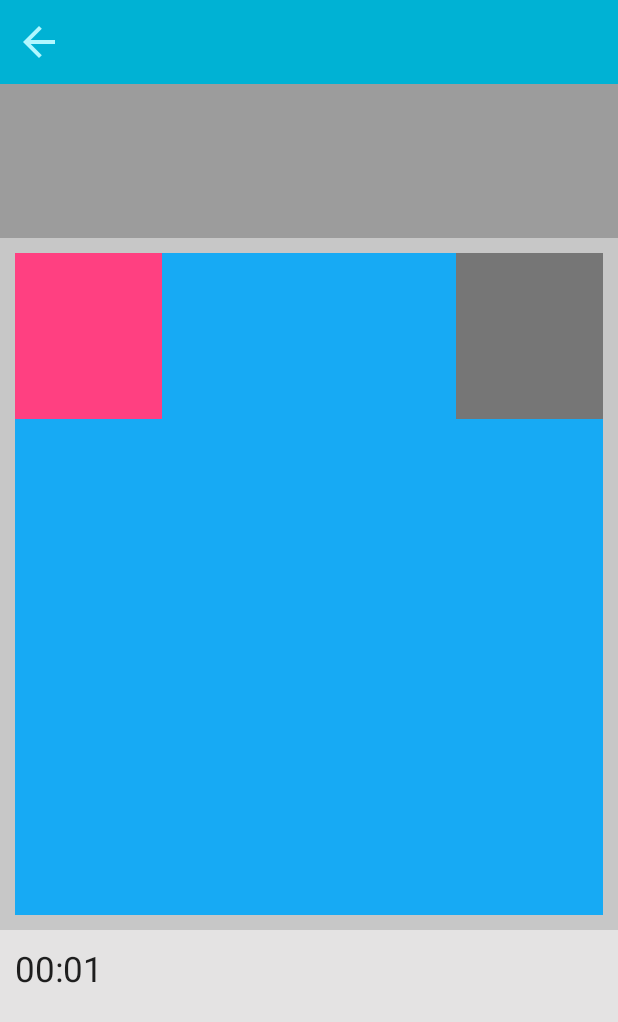
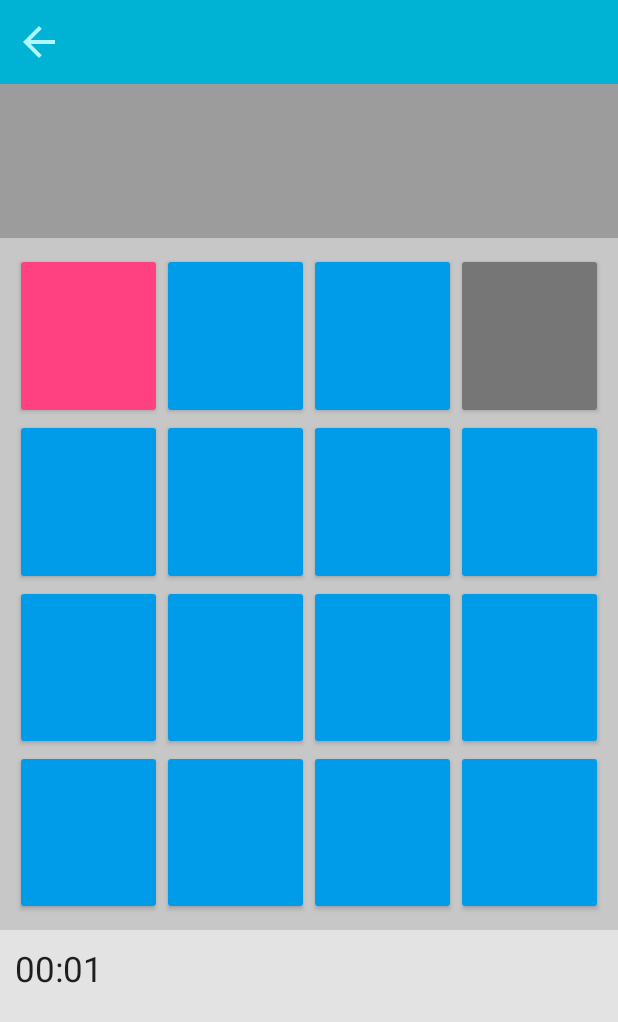
Before and after one commit to denisacosta97/GameL, an Android app: the screen it shows after launch (PlayZoneActivity), after a tap on "JUGAR", on a phone screen of 412 x 824 dp. Shown: the top 1022 px of the screen. Run offline under Robolectric (Android 15) with nearby library versions, the phone set to English and light mode, and no system bars.

Commit message:
Todo ordenado

```diff
--- a/app/src/main/AndroidManifest.xml
+++ b/app/src/main/AndroidManifest.xml
@@ -12,13 +12,13 @@
         <activity android:name=".Others.MainActivity">
 
         </activity>
-        <activity android:name=".PlayZoneActivity">
+        <activity android:name=".Activities.PlayZoneActivity">
 
         </activity>
         <activity android:name=".Others.DynamicActivity">
 
         </activity>
-        <activity android:name=".InicioActivity"
+        <activity android:name=".Activities.InicioActivity"
             android:theme="@style/Theme.AppCompat.Light.NoActionBar">
             <intent-filter>
                 <action android:name="android.intent.action.MAIN" />
--- a/app/src/main/java/com/denisacosta/lgame/InicioActivity.java
+++ b/app/src/main/java/com/denisacosta/lgame/Activities/InicioActivity.java
@@ -1,4 +1,4 @@
-package com.denisacosta.lgame;
+package com.denisacosta.lgame.Activities;
 
 import android.content.Intent;
 import android.os.Bundle;
@@ -7,11 +7,11 @@ import android.view.View;
 import android.widget.Button;
 import android.widget.EditText;
 
-import com.denisacosta.lgame.Others.DynamicActivity;
+import com.denisacosta.lgame.R;
 import com.denisacosta.lgame.Util.Util;
 
-/**
- * Created by Denis on 3/11/2017.
+/*
+Clase principal del juego
  */
 
 public class InicioActivity extends AppCompatActivity implements View.OnClickListener {
--- a/app/src/main/java/com/denisacosta/lgame/LevelActivity.java
+++ b/app/src/main/java/com/denisacosta/lgame/Activities/LevelActivity.java
@@ -1,22 +1,23 @@
-package com.denisacosta.lgame;
+package com.denisacosta.lgame.Activities;
 
 import android.content.Context;
 import android.os.Bundle;
 import android.support.v4.app.Fragment;
+import android.support.v7.widget.AppCompatButton;
 import android.view.LayoutInflater;
 import android.view.View;
 import android.view.ViewGroup;
-import android.widget.Button;
 import android.widget.LinearLayout;
 
 import com.denisacosta.lgame.Component.Casilleros;
 import com.denisacosta.lgame.Component.Coord;
 import com.denisacosta.lgame.Interface.LevelComunicate;
 import com.denisacosta.lgame.Interface.PlayZoneComunicate;
+import com.denisacosta.lgame.R;
 import com.denisacosta.lgame.Util.Util;
 
-/**
- * Created by Denis on 4/11/2017.
+/*
+Clase secundaria que se encargara de crear niveles
  */
 
 public class LevelActivity extends Fragment implements View.OnClickListener, PlayZoneComunicate {
@@ -27,6 +28,9 @@ public class LevelActivity extends Fragment implements View.OnClickListener, Pla
     public LevelActivity() {
     }
 
+    /*
+    Metodo que crea la vista general del Fragment LevelActivity
+     */
     @Override
     public View onCreateView(LayoutInflater inflater, ViewGroup container, Bundle savedInstanceState) {
 
@@ -43,11 +47,10 @@ public class LevelActivity extends Fragment implements View.OnClickListener, Pla
             int POSY = bundle.getInt(Util.POSY);
 
 
+            casilleros = new Casilleros(FILAS, COLUMNAS, POSX, POSY, getContext());
 
-            casilleros = new Casilleros(FILAS,COLUMNAS,POSX,POSY,getContext());
-
-            Button[][] buttons = new Button[casilleros.getFILAS()][casilleros.getCOLUMNAS()];
-            LinearLayout layoutVertical =  view.findViewById(R.id.llCasillero);
+            AppCompatButton[][] buttons = new AppCompatButton[casilleros.getFILAS()][casilleros.getCOLUMNAS()];
+            LinearLayout layoutVertical = view.findViewById(R.id.llCasillero);
             LinearLayout rowLayout = null;
 
 
@@ -60,8 +63,10 @@ public class LevelActivity extends Fragment implements View.OnClickListener, Pla
 
             for (int i = 0; i < casilleros.getFILAS(); i++) {
 
-                //Esto dice que por cada vez que se complete una fila
-                //baje a la siguiente
+                /*
+                Esto dice que por cada vez que se complete una fila
+                baje a la siguiente
+                */
                 if (count % casilleros.getCOLUMNAS() == 1) {
                     rowLayout = new LinearLayout(getContext());
                     rowLayout.setWeightSum(casilleros.getCOLUMNAS());
@@ -70,9 +75,13 @@ public class LevelActivity extends Fragment implements View.OnClickListener, Pla
                 }
 
                 for (int j = 0; j < casilleros.getCOLUMNAS(); j++) {
-                    buttons[i][j] = new Button(getContext());        //Crea el objeto Button
-                    buttons[i][j].setTag("" + i + j + "");                //Asigna un Tag al objeto
-                    rowLayout.addView(buttons[i][j], params);        //Los agrega a la vista
+                    /*
+                    Creacion dinamica de los botones, asignandole una
+                    etiqueta para ser reconocida en el stage
+                     */
+                    buttons[i][j] = new AppCompatButton(getContext());
+                    buttons[i][j].setTag("" + i + j + "");
+                    rowLayout.addView(buttons[i][j], params);
                 }
             }
 
@@ -89,35 +98,36 @@ public class LevelActivity extends Fragment implements View.OnClickListener, Pla
 
         }
 
+        //Estableciendo comunicacion del Nivel con el PlayZon
         levelComunicate.conectLevelconPlayZone(this);
 
         return view;
     }
 
+    /*
+    Metodo OnClick que controla el comportamiento de los botones,
+    si cambia de color o no al ser un casillero valido
+     */
     @Override
     public void onClick(View view) {
         boolean encontrado = false;
         for (int i = 0; i < casilleros.getFILAS() && !encontrado; i++) {
-            //Agregar condicion para salir del segundo loop una vez se evalue el boton apretado
 
             for (int j = 0; j < casilleros.getCOLUMNAS(); j++) {
 
                 if (view.getTag().equals(casilleros.getButtons()[i][j].getTag())) {
 
-                    //Toast.makeText(this, "Toque boton " + i + " " + j, Toast.LENGTH_SHORT).show();
-
                     if (casilleros.getBORDES()[i][j] == 0) {
                         if (casilleros.validMove(casilleros.getPOSICION(), new Coord(i, j))) {
                             casilleros.getBORDES()[i][j] = 1;
-                            casilleros.getButtons()[i][j].setBackgroundColor(getResources().getColor(R.color.colorAccent));
+                            casilleros.changeColorButton(casilleros.getButtons()[i][j], R.color.colorButtonActive, getContext());
                             casilleros.setX(i);
                             casilleros.setY(j);
-                            casilleros.setEspacioOcupado(casilleros.getEspacioOcupado()+1);
+                            casilleros.setEspacioOcupado(casilleros.getEspacioOcupado() + 1);
                             if (casilleros.checkWin()) {
-                                levelComunicate.dialogGanaste("NIVEL 1","",getContext());
-                                //casilleros.resetGame();
-                            }else if (checkMovements())
-                                levelComunicate.dialogPerdiste("NIVEL 1","",getContext());
+                                levelComunicate.dialogGanaste(getResources().getString(R.string.txtNivel), "", getContext());
+                            } else if (checkMovements())
+                                levelComunicate.dialogPerdiste(getResources().getString(R.string.txtNivel), "", getContext());
                         }
                     }
 
@@ -128,20 +138,19 @@ public class LevelActivity extends Fragment implements View.OnClickListener, Pla
         }
     }
 
-    public void resetGame(){
-
-        this.casilleros.resetGame();
-    }
-
+    /*
+    Metodo que checkea si existen movimientos validos desde la posicion donde
+    se encuentra
+     */
     private boolean checkMovements() {
 
         Coord[] c = casilleros.movPosibles(casilleros.getPOSICION());
         int mov = 0;
-        for (Coord x:c){
+        for (Coord x : c) {
 
-            if (x!=null){
+            if (x != null) {
 
-                if (casilleros.getBORDES()[x.getX()][x.getY()] == 0){
+                if (casilleros.getBORDES()[x.getX()][x.getY()] == 0) {
 
                     mov++;
 
@@ -151,9 +160,13 @@ public class LevelActivity extends Fragment implements View.OnClickListener, Pla
 
         }
 
-        return mov==0;
+        return mov == 0;
     }
 
+    /*
+    Metodos onAtach y onDetach sirven para establecer la comunicacion del
+    Fragment con la Actividad mediante las interfaces
+     */
     @Override
     public void onAttach(Context context) {
         super.onAttach(context);
@@ -166,7 +179,10 @@ public class LevelActivity extends Fragment implements View.OnClickListener, Pla
         levelComunicate = null;
     }
 
-    //Metodo de la Interfraz PlayZoneComunicate
+    /*
+    Metodo de la Interfraz PlayZoneComunicate que permite
+    resetear el juego
+     */
     @Override
     public void resetGame(int c) {
         casilleros.resetGame();
--- a/app/src/main/java/com/denisacosta/lgame/Component/Casilleros.java
+++ b/app/src/main/java/com/denisacosta/lgame/Component/Casilleros.java
@@ -1,6 +1,8 @@
 package com.denisacosta.lgame.Component;
 
 import android.content.Context;
+import android.support.v4.content.ContextCompat;
+import android.support.v7.widget.AppCompatButton;
 import android.util.Log;
 import android.widget.Button;
 
@@ -24,13 +26,16 @@ public class Casilleros {
     private int espacioOcupado = 0;
 
     private Coord POSICION;
-    private Button[][] buttons;
+    private AppCompatButton[][] buttons;
     private int[][] BORDES;
-    //Sirve de prueba para verificar los caminos
     private int[][] CAMINOS_POSIBLES;
-    public Context cont;
+    private Context cont;
 
 
+    /*
+    Metodo constructor que inicializa todos los valores
+    que tengra un nivel determinado
+     */
     public Casilleros(int filas, int columnas, int x, int y, Context c) {
 
         FILAS = filas;
@@ -41,50 +46,58 @@ public class Casilleros {
         cont = c;
         espacioTotal = (COLUMNAS * FILAS);
         POSICION = new Coord(x, y);
-        buttons = new Button[filas][columnas];
+        buttons = new AppCompatButton[filas][columnas];
         BORDES = new int[filas][columnas];
         CAMINOS_POSIBLES = new int[filas][columnas];
     }
 
-    public int getCOLUMNAS() {
-        return COLUMNAS;
-    }
 
+    /*
+    Metodo que permite reiniciar el juego cada vez que sea
+    necesario
+     */
     public void selectInicio() {
 
         cleanBackground();
 
+        //Reseteo el contador de espacios ocupados
         espacioOcupado = 1;
-
+        //Indico cual es el casillero de inicio y lo colorea
+        //Ademas establece que ya no es un camino posible
         BORDES[POSICION.getX()][POSICION.getY()] = 1;
-        buttons[POSICION.getX()][POSICION.getY()].setBackgroundColor(cont.getResources().getColor(R.color.colorAccent));
-
-        //Cambiando aqui los indices puedes probar diferentes caminos y sus soluciones
+        changeColorButton(buttons[POSICION.getX()][POSICION.getY()],R.color.colorButtonActive,cont);
         CAMINOS_POSIBLES[POSICION.getX()][POSICION.getY()] = 1;
-        //Le mando espaciototal +1 porque en la posicion 0 siempre esta la
-        //coordenadas donde se arranca
+        //Obtengo la solucion unica del juego desde esa posicion
         Coord[] x = generatePath(POSICION, espacioTotal);
-
+        //Desactivo los casilleros que no pertenecen a ese recorrido
         invalidateCoord(x);
-
-
-
+        //Muestra en la consola la solucion al juego
         String s = parseStringCord(x);
-
         Log.e(ETIQUETA, s);
     }
 
+    /*
+    Metodo que permite resetear el color de todos los casilleros
+     */
     private void cleanBackground() {
         for (int i = 0; i < FILAS; i++) {
             for (int j = 0; j < COLUMNAS; j++) {
-                buttons[i][j].setBackgroundColor(cont.getResources().getColor(R.color.colorButtonNormal));
+                changeColorButton(buttons[i][j],R.color.colorButtonNormal,cont);
 
             }
         }
     }
 
+    /*
+    Metodos GET y SET necesarios
+     */
+
     public void setCOLUMNAS(int COLUMNAS) {
         this.COLUMNAS = COLUMNAS;
+    }
+
+    public int getCOLUMNAS() {
+        return COLUMNAS;
     }
 
     public int getFILAS() {
@@ -135,11 +148,11 @@ public class Casilleros {
         this.POSICION = POSICION;
     }
 
-    public Button[][] getButtons() {
+    public AppCompatButton[][] getButtons() {
         return buttons;
     }
 
-    public void setButtons(Button[][] buttons) {
+    public void setButtons(AppCompatButton[][] buttons) {
         this.buttons = buttons;
     }
 
@@ -159,6 +172,10 @@ public class Casilleros {
         this.CAMINOS_POSIBLES = CAMINOS_POSIBLES;
     }
 
+    /*
+    Metodo que desactiva aquellos casilleros que no pertenezcan
+    a la solucion del juego
+     */
     public void invalidateCoord(Coord[] x) {
 
         int[][] p = new int[FILAS][COLUMNAS];
@@ -175,7 +192,7 @@ public class Casilleros {
             for (int j = 0; j < COLUMNAS; j++) {
 
                 if (p[i][j] != 1) {
-                    buttons[i][j].setBackgroundColor(cont.getResources().getColor(R.color.colorButtonInactive));
+                    changeColorButton(buttons[i][j],R.color.colorButtonInactive,cont);
                     BORDES[i][j] = 1;
                     espacioOcupado++;
                 }
@@ -186,6 +203,9 @@ public class Casilleros {
 
     }
 
+    /*
+    Metodo que castea las coordenadas como un String
+     */
     public String parseStringCord(Coord[] x) {
 
         String s = "";
@@ -200,6 +220,9 @@ public class Casilleros {
         return s;
     }
 
+    /*
+    Metodo que resetea el juego
+     */
     public void resetGame() {
 
 
@@ -215,11 +238,18 @@ public class Casilleros {
 
     }
 
+    /*
+    Metodo que checkea si el usuario gano la partida
+     */
     public boolean checkWin() {
         return espacioOcupado == espacioTotal;
     }
 
 
+    /*
+    Metodos que asignan las posiciones X y Y de la
+    posicion actual
+     */
     public void setX(int x) {
         POSICION.setX(x);
     }
@@ -228,12 +258,18 @@ public class Casilleros {
         POSICION.setY(y);
     }
 
+    /*
+    Metodo que determina si el movimiento enviado es un
+     movimiento valido ("en L")
+     */
     public boolean validMove(Coord slot1, Coord slot2) {
         return (((Math.abs(slot1.getX() - slot2.getX()) == 2) && (Math.abs(slot1.getY() - slot2.getY()) == 1)) || (((Math.abs(slot1.getX() - slot2.getX()) == 1) && (Math.abs(slot1.getY() - slot2.getY()) == 2))));
     }
 
-
-    //Genera un camino basado en los movimientos desde la posicion inicial de longitud K.
+    /*
+    Metodo que genera un camino basado en los movimientos desde la posicion
+    inicial de longitud K.
+     */
     private Coord[] generatePath(Coord m, int k) {
         Coord[] path = new Coord[k];
         Coord posicionNueva = m;
@@ -258,9 +294,9 @@ public class Casilleros {
         return path;
     }
 
-
-
-    //METODO NUEVO: Determina los movimientos posibles desde la posicion enviada,
+    /*
+    Metodo que determina los movimientos posibles desde la posicion enviada,
+     */
     public Coord[] movPosibles(Coord actual) {
         ArrayList<Coord> posibles = new ArrayList<>();
         ArrayList<Coord> aux = new ArrayList<>();
@@ -330,9 +366,24 @@ public class Casilleros {
         return posiblesArray;
     }
 
-    //METODO NUEVO: Revisa si la posicion dada se encuentra dentro del tablero.
-    private boolean insideBoard(Coord pos) {
+    /*
+    Metodo que revisa si la posicion dada se encuentra dentro del tablero.
+     */
+    public boolean insideBoard(Coord pos) {
         return pos.getX() >= 0 && pos.getX() < FILAS && pos.getY() >= 0 && pos.getY() < COLUMNAS;
     }
 
+    /*
+    Metodo que permite cambiar el color de un boton de manera general
+     */
+    public void changeColorButton(AppCompatButton b, int dir, Context c){
+
+        b.setSupportBackgroundTintList(ContextCompat.getColorStateList(c,dir));
+
+        //casilleros.getButtons()[i][j].setSupportBackgroundTintList(ContextCompat.getColorStateList(getContext(),R.color.colorButtonActive));
+
+
+
+    }
+
 }
--- a/app/src/main/java/com/denisacosta/lgame/Component/Coord.java
+++ b/app/src/main/java/com/denisacosta/lgame/Component/Coord.java
@@ -1,9 +1,8 @@
 package com.denisacosta.lgame.Component;
 
-/**
- * Created by root on 02/11/17.
+/*
+Clase POJO para manejar las coordenas dentro del juego
  */
-
 public class Coord {
     int x;
     int y;
--- a/app/src/main/java/com/denisacosta/lgame/Interface/LevelComunicate.java
+++ b/app/src/main/java/com/denisacosta/lgame/Interface/LevelComunicate.java
@@ -2,8 +2,8 @@ package com.denisacosta.lgame.Interface;
 
 import android.content.Context;
 
-/**
- * Created by Denis on 4/11/2017.
+/*
+Interfaz que permite la comunicacion del Nivel con la Actividad de PlayZone
  */
 
 public interface LevelComunicate {
--- a/app/src/main/java/com/denisacosta/lgame/Interface/PlayZoneComunicate.java
+++ b/app/src/main/java/com/denisacosta/lgame/Interface/PlayZoneComunicate.java
@@ -1,7 +1,8 @@
 package com.denisacosta.lgame.Interface;
 
-/**
- * Created by Denis on 5/11/2017.
+/*
+Interfaz que permite la comunicacion de la actividad PlayZone
+con el Fragment Nivel
  */
 
 public interface PlayZoneComunicate {
--- a/app/src/main/java/com/denisacosta/lgame/Others/DynamicActivity.java
+++ b/app/src/main/java/com/denisacosta/lgame/Others/DynamicActivity.java
@@ -14,7 +14,7 @@ import com.denisacosta.lgame.Component.Coord;
 import com.denisacosta.lgame.R;
 
 /**
- * Created by Denis on 2/11/2017.
+ * Primera clase dinamica de prueba, CANDIDATA A SER BORRADA
  */
 
 public class DynamicActivity extends AppCompatActivity implements View.OnClickListener {
@@ -104,7 +104,7 @@ public class DynamicActivity extends AppCompatActivity implements View.OnClickLi
 
         }
 
-        casilleros.setButtons(buttons);
+       // casilleros.setButtons(buttons);
     }
 
 
--- a/app/src/main/java/com/denisacosta/lgame/Others/MainActivity.java
+++ b/app/src/main/java/com/denisacosta/lgame/Others/MainActivity.java
@@ -10,6 +10,10 @@ import android.widget.Button;
 import android.widget.Toast;
 
 import com.denisacosta.lgame.R;
+
+/**
+ * Primera clase estatica de prueba, CANDIDATA A SER BORRADA
+ */
 
 public class MainActivity extends AppCompatActivity implements View.OnClickListener {
 
--- a/app/src/main/java/com/denisacosta/lgame/Util/Util.java
+++ b/app/src/main/java/com/denisacosta/lgame/Util/Util.java
@@ -1,12 +1,14 @@
 package com.denisacosta.lgame.Util;
 
-/**
- * Created by Denis on 4/11/2017.
+/*
+Clase contenedora de variables estaticas
  */
 
 public class Util {
 
     public static final String ETIQUETA =  "TEST";
+
+    public static final String ETIQUETA_DEBUG =  "DEBUG TEST";
 
     public static final String FILAS = "FILAS";
 
--- a/app/src/main/res/values/colors.xml
+++ b/app/src/main/res/values/colors.xml
@@ -1,22 +1,19 @@
 <?xml version="1.0" encoding="utf-8"?>
 <resources>
+    //Colores por defecto de la App
     <color name="colorPrimary">#3F51B5</color>
     <color name="colorPrimaryDark">#303F9F</color>
     <color name="colorAccent">#FF4081</color>
-
-
-
-    <color name="botonInicio">#6EC6D7</color>
-    <color name="botonLetras">#257D8E</color>
-    <color name="colorIcons">#b1f7ff</color>
-    <color name="colorButtonNormal">#17aaf4</color>
-    <color name="colorButtonInactive">#767676</color>
-    <color name="colorButtonActive">#085dc6</color>
-
-
+    //Colores de la Interfaz
     <color name="colorToolbar">#00b2d4</color>
     <color name="colorStage1">#9c9c9c</color>
     <color name="colorStage2">#c7c7c7</color>
     <color name="colorStage3">#e4e3e3</color>
-
+    <color name="botonInicio">#6EC6D7</color>
+    <color name="botonLetras">#257D8E</color>
+    <color name="colorIcons">#b1f7ff</color>
+    //Colores de los Botones-Casilleros
+    <color name="colorButtonNormal">#009be9</color> //Normal
+    <color name="colorButtonInactive">#767676</color> //Invalidos
+    <color name="colorButtonActive">#FF4081</color> //Activos
 </resources>
--- a/app/src/main/res/values/dimen.xml
+++ b/app/src/main/res/values/dimen.xml
@@ -1,8 +1,8 @@
 <?xml version="1.0" encoding="utf-8"?>
 <resources>
 
+    //Dimensiones del juego
     <dimen name="iconSize">32dp</dimen>
-
-
+    <dimen name="textButtonSize">23sp</dimen>
 
 </resources>
--- a/app/src/main/res/values/strings.xml
+++ b/app/src/main/res/values/strings.xml
@@ -1,3 +1,21 @@
 <resources>
     <string name="app_name">LGame</string>
+    <string name="txtFacil">Facil</string>
+    <string name="txtMedio">Medio</string>
+    <string name="txtDificil">Dificil</string>
+    <string name="txtFilas">Filas</string>
+    <string name="txtColumnas">Columnas</string>
+    <string name="txtX">X</string>
+    <string name="txtY">Y</string>
+    <string name="txtJugar">JUGAR</string>
+
+    <string name="txtNivel">Nivel 1</string>
+    <string name="txtGanaste">¡GANASTE!</string>
+    <string name="txtDescGanaste">Acabas de completar el %s en %s\n ¡FELICIDADES!</string>
+    <string name="txtPerdiste">¡PERDISTE!</string>
+    <string name="txtDescPerdiste">¡Te quedaste sin movimientos! ¡Empieza de nuevo!</string>
+    <string name="txtReiniciar">REINICIAR</string>
+    <string name="txtSalir">SALIR</string>
+
+    <string name="timeFormat">%2d min %2d seg</string>
 </resources>
--- a/app/src/main/res/values/styles.xml
+++ b/app/src/main/res/values/styles.xml
@@ -1,6 +1,6 @@
 <resources>
 
-    <!-- Base application theme. -->
+    //Estilo por defecto de la App
     <style name="AppTheme" parent="Theme.AppCompat.Light.NoActionBar">
         <!-- Customize your theme here. -->
         <item name="colorPrimary">@color/colorPrimary</item>
@@ -8,6 +8,7 @@
         <item name="colorAccent">@color/colorAccent</item>
     </style>
 
+    //Estilo de boton transparente
     <style name="nullButton">
 
         <item name="android:colorBackground">@android:color/transparent</item>
```
Also changed, not shown: app/src/main/java/com/denisacosta/lgame/Activities/PlayZoneActivity.java (renamed from app/src/main/java/com/denisacosta/lgame/PlayZoneActivity.java, +41 -23 lines), app/src/main/java/com/denisacosta/lgame/Util/LogDebug.java (+5 -2 lines), app/src/main/res/layout/activity_inicio.xml (+13 -13 lines), app/src/main/res/layout/switch_item.xml (deleted, +0 -11 lines).
